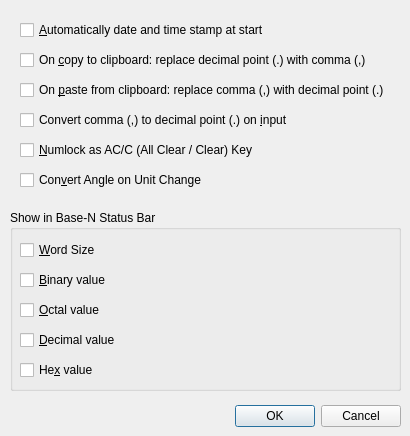
The window that vicalc/ui/options_dialog.ui (Kudaschov/ViCalc) describes before a commit, drawn with Qt 5.
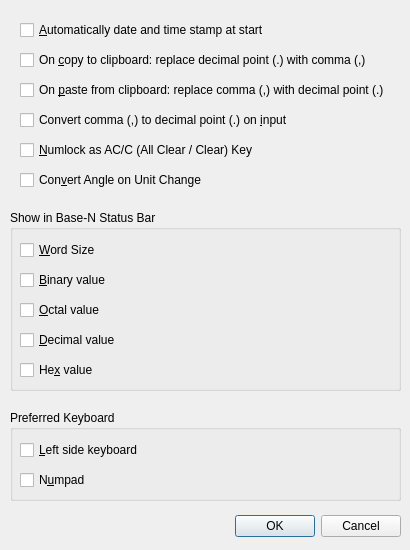
The same window after the commit.

Commit message: feat(ui): add option to set preferred keyboard layout to left side or numpad

```diff
--- a/vicalc/ui/options_dialog.ui
+++ b/vicalc/ui/options_dialog.ui
@@ -7,7 +7,7 @@
     <x>0</x>
     <y>0</y>
     <width>410</width>
-    <height>436</height>
+    <height>550</height>
    </rect>
   </property>
   <property name="windowTitle">
@@ -20,7 +20,7 @@
    <property name="geometry">
     <rect>
      <x>10</x>
-     <y>400</y>
+     <y>510</y>
      <width>391</width>
      <height>32</height>
     </rect>
@@ -197,6 +197,48 @@
     </property>
    </widget>
   </widget>
+  <widget class="QGroupBox" name="showKeyboardGroupBox">
+   <property name="geometry">
+    <rect>
+     <x>10</x>
+     <y>410</y>
+     <width>391</width>
+     <height>91</height>
+    </rect>
+   </property>
+   <property name="locale">
+    <locale language="English" country="Germany"/>
+   </property>
+   <property name="title">
+    <string>Preferred Keyboard</string>
+   </property>
+   <widget class="QCheckBox" name="showNumpadCheckBox">
+    <property name="geometry">
+     <rect>
+      <x>10</x>
+      <y>60</y>
+      <width>181</width>
+      <height>20</height>
+     </rect>
+    </property>
+    <property name="text">
+     <string>N&amp;umpad</string>
+    </property>
+   </widget>
+   <widget class="QCheckBox" name="showLeftsideKeyboardCheckBox">
+    <property name="geometry">
+     <rect>
+      <x>10</x>
+      <y>30</y>
+      <width>141</width>
+      <height>20</height>
+     </rect>
+    </property>
+    <property name="text">
+     <string>&amp;Left side keyboard</string>
+    </property>
+   </widget>
+  </widget>
  </widget>
  <resources/>
  <connections>
```
The commit also changes 8 other files.
